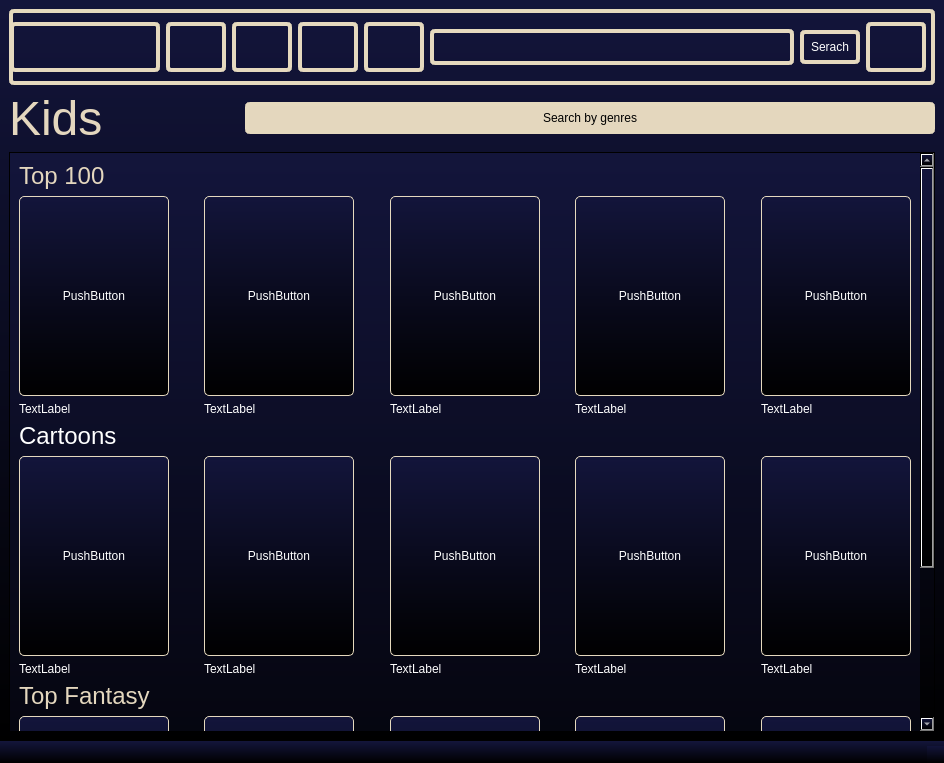
Above: src/qt/kidstv.ui from Dushnilas/recsys_project before the change. Below: the same form after it.
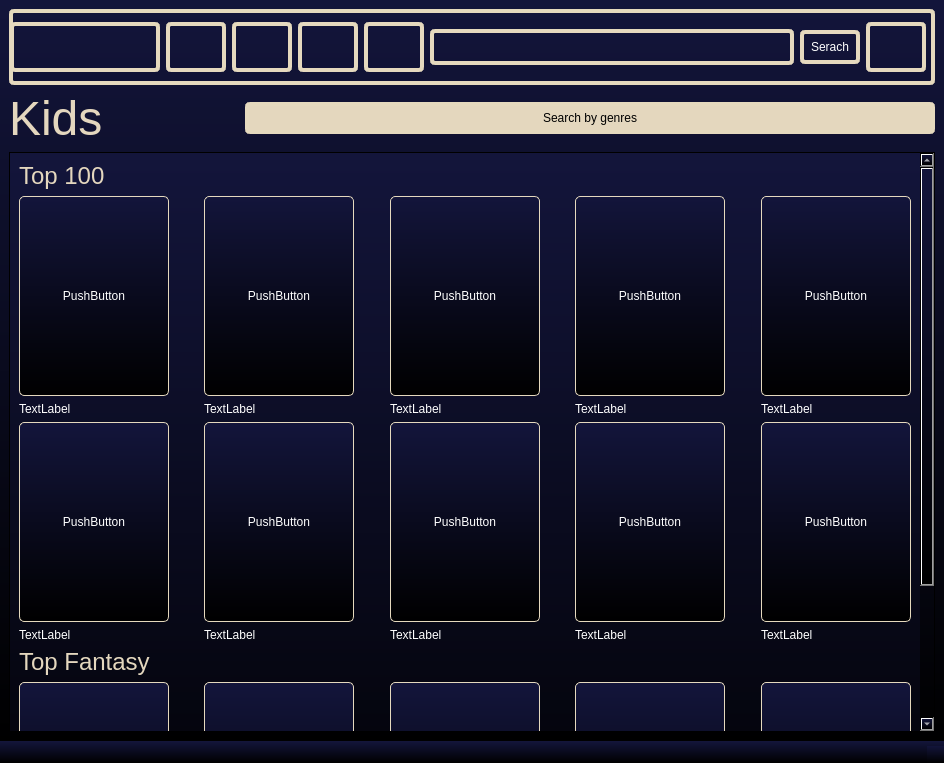
That is the form after the change. Icons and pictures are not drawn.

```diff
--- a/src/qt/kidstv.ui
+++ b/src/qt/kidstv.ui
@@ -322,9 +322,9 @@
        <property name="geometry">
         <rect>
          <x>0</x>
-         <y>0</y>
+         <y>-267</y>
          <width>902</width>
-         <height>818</height>
+         <height>788</height>
         </rect>
        </property>
        <layout class="QVBoxLayout" name="verticalLayout">
@@ -344,7 +344,7 @@
            <number>-1</number>
           </property>
           <item row="0" column="8">
-           <widget class="QPushButton" name="pushButton_9">
+           <widget class="QPushButton" name="pushButton_5">
             <property name="sizePolicy">
              <sizepolicy hsizetype="Minimum" vsizetype="Fixed">
               <horstretch>150</horstretch>
@@ -391,7 +391,7 @@
            </spacer>
           </item>
           <item row="0" column="4">
-           <widget class="QPushButton" name="pushButton_7">
+           <widget class="QPushButton" name="pushButton_3">
             <property name="sizePolicy">
              <sizepolicy hsizetype="Minimum" vsizetype="Fixed">
               <horstretch>150</horstretch>
@@ -428,7 +428,7 @@
            </spacer>
           </item>
           <item row="0" column="2">
-           <widget class="QPushButton" name="pushButton_11">
+           <widget class="QPushButton" name="pushButton_2">
             <property name="sizePolicy">
              <sizepolicy hsizetype="Minimum" vsizetype="Fixed">
               <horstretch>150</horstretch>
@@ -475,7 +475,7 @@
            </widget>
           </item>
           <item row="0" column="6">
-           <widget class="QPushButton" name="pushButton_8">
+           <widget class="QPushButton" name="pushButton_4">
             <property name="sizePolicy">
              <sizepolicy hsizetype="Minimum" vsizetype="Fixed">
               <horstretch>150</horstretch>
@@ -499,7 +499,7 @@
            </widget>
           </item>
           <item row="0" column="0">
-           <widget class="QPushButton" name="pushButton_6">
+           <widget class="QPushButton" name="pushButton_1">
             <property name="sizePolicy">
              <sizepolicy hsizetype="Minimum" vsizetype="Fixed">
               <horstretch>150</horstretch>
@@ -567,16 +567,6 @@
           </item>
          </layout>
         </item>
-        <item>
-         <widget class="QLabel" name="TopComLab">
-          <property name="styleSheet">
-           <string notr="true">background-color: rgba(255, 255, 255, 0);</string>
-          </property>
-          <property name="text">
-           <string>&lt;html&gt;&lt;head/&gt;&lt;body&gt;&lt;p&gt;&lt;span style=&quot; font-size:18pt;&quot;&gt;Cartoons&lt;/span&gt;&lt;/p&gt;&lt;/body&gt;&lt;/html&gt;</string>
-          </property>
-         </widget>
-        </item>
         <item>
          <layout class="QGridLayout" name="TopComLO" columnstretch="3,0,0,0,0,0,0,0,0">
           <item row="1" column="8">
@@ -600,7 +590,7 @@
            </widget>
           </item>
           <item row="0" column="0">
-           <widget class="QPushButton" name="pushButton_14">
+           <widget class="QPushButton" name="pushButton_6">
             <property name="sizePolicy">
              <sizepolicy hsizetype="Minimum" vsizetype="Fixed">
               <horstretch>150</horstretch>
@@ -624,7 +614,7 @@
            </widget>
           </item>
           <item row="0" column="6">
-           <widget class="QPushButton" name="pushButton_12">
+           <widget class="QPushButton" name="pushButton_9">
             <property name="sizePolicy">
              <sizepolicy hsizetype="Minimum" vsizetype="Fixed">
               <horstretch>150</horstretch>
@@ -694,7 +684,7 @@
            </spacer>
           </item>
           <item row="0" column="2">
-           <widget class="QPushButton" name="pushButton_17">
+           <widget class="QPushButton" name="pushButton_7">
             <property name="sizePolicy">
              <sizepolicy hsizetype="Minimum" vsizetype="Fixed">
               <horstretch>150</horstretch>
@@ -754,7 +744,7 @@
            </spacer>
           </item>
           <item row="0" column="4">
-           <widget class="QPushButton" name="pushButton_13">
+           <widget class="QPushButton" name="pushButton_8">
             <property name="sizePolicy">
              <sizepolicy hsizetype="Minimum" vsizetype="Fixed">
               <horstretch>150</horstretch>
@@ -859,7 +849,7 @@
            </widget>
           </item>
           <item row="0" column="4">
-           <widget class="QPushButton" name="pushButton_19">
+           <widget class="QPushButton" name="pushButton_13">
             <property name="sizePolicy">
              <sizepolicy hsizetype="Minimum" vsizetype="Fixed">
               <horstretch>150</horstretch>
@@ -883,7 +873,7 @@
            </widget>
           </item>
           <item row="0" column="0">
-           <widget class="QPushButton" name="pushButton_20">
+           <widget class="QPushButton" name="pushButton_11">
             <property name="sizePolicy">
              <sizepolicy hsizetype="Minimum" vsizetype="Fixed">
               <horstretch>150</horstretch>
@@ -933,7 +923,7 @@
            </spacer>
           </item>
           <item row="0" column="2">
-           <widget class="QPushButton" name="pushButton_23">
+           <widget class="QPushButton" name="pushButton_12">
             <property name="sizePolicy">
              <sizepolicy hsizetype="Minimum" vsizetype="Fixed">
               <horstretch>150</horstretch>
@@ -1014,7 +1004,7 @@
            </widget>
           </item>
           <item row="0" column="6">
-           <widget class="QPushButton" name="pushButton_18">
+           <widget class="QPushButton" name="pushButton_14">
             <property name="sizePolicy">
              <sizepolicy hsizetype="Minimum" vsizetype="Fixed">
               <horstretch>150</horstretch>
```
Left out of the diff: 36 changed lines with no effect on the pictures.
